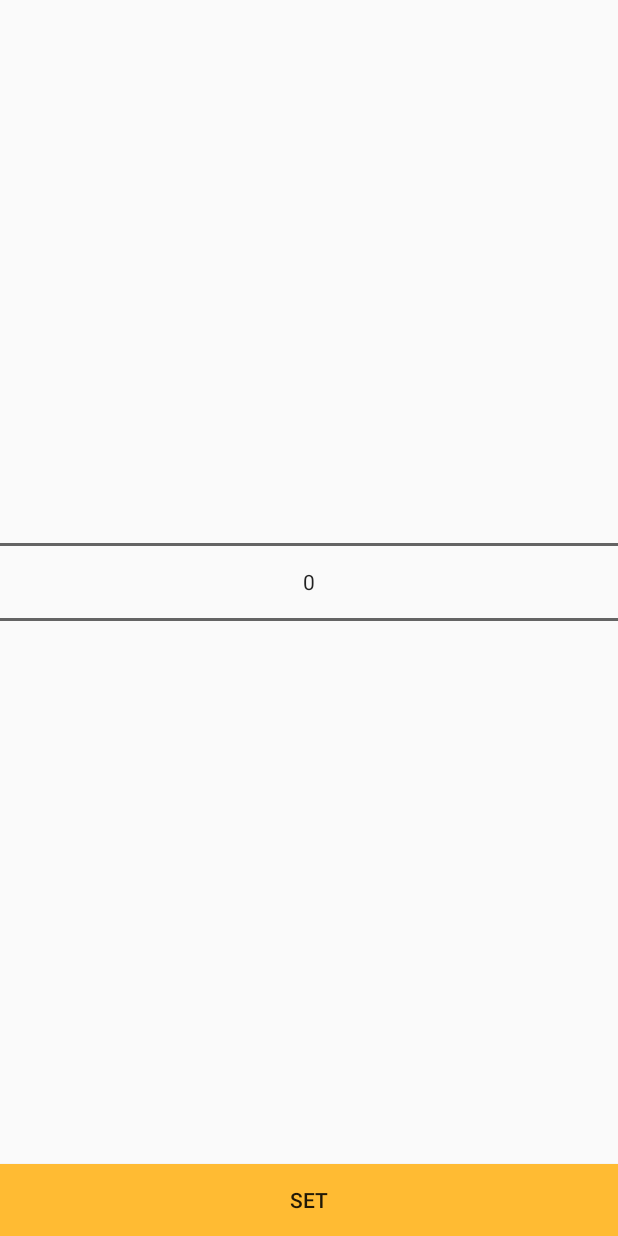
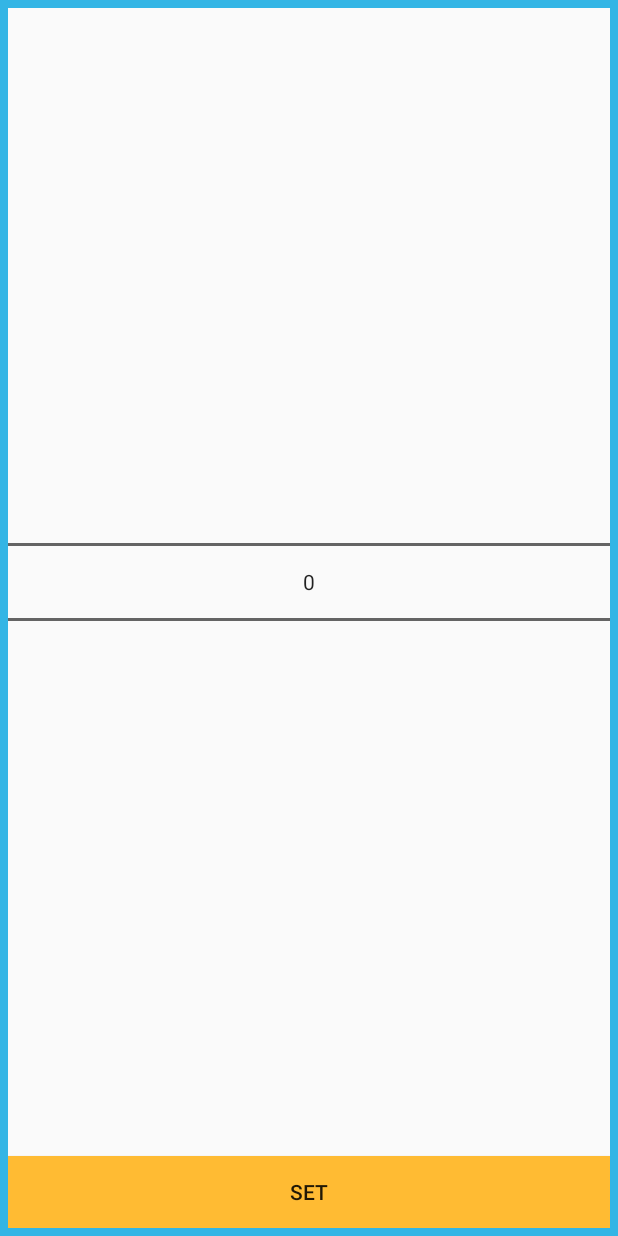
Before and after one commit to ZireJP/TimedLists, an Android app: the layout activity_popup.xml on its own in the app's theme, with its tools: preview values and no code run, on a phone screen of 412 x 824 dp. Run offline under Robolectric (Android 15) with nearby library versions, the phone set to English and light mode, and no system bars.

Commit message:
small design fix

```diff
--- /dev/null
+++ b/app/src/main/res/drawable/border.xml
@@ -0,0 +1,10 @@
+<?xml version="1.0" encoding="utf-8"?>
+<shape xmlns:android="http://schemas.android.com/apk/res/android"
+    android:shape="rectangle">
+
+    <stroke
+        android:width="@dimen/border_size"
+        android:color="@android:color/holo_blue_light" />
+
+
+</shape>
--- a/app/src/main/res/layout/activity_popup.xml
+++ b/app/src/main/res/layout/activity_popup.xml
@@ -1,6 +1,8 @@
 <?xml version="1.0" encoding="utf-8"?>
 <RelativeLayout xmlns:android="http://schemas.android.com/apk/res/android"
-    android:layout_width="match_parent" android:layout_height="match_parent">
+    android:layout_width="match_parent" android:layout_height="match_parent"
+    android:background="@drawable/border"
+    android:padding="@dimen/border_size">
 
     <NumberPicker
         android:id="@+id/popup_picker"
--- a/app/src/main/res/values/dimens.xml
+++ b/app/src/main/res/values/dimens.xml
@@ -1,4 +1,6 @@
 <resources>
     <dimen name="fab_margin">16dp</dimen>
     <dimen name="text_size">20sp</dimen>
+    <dimen name="border_size">5dip</dimen>
+    <dimen name="list_item_size">48dip</dimen>
 </resources>
```
